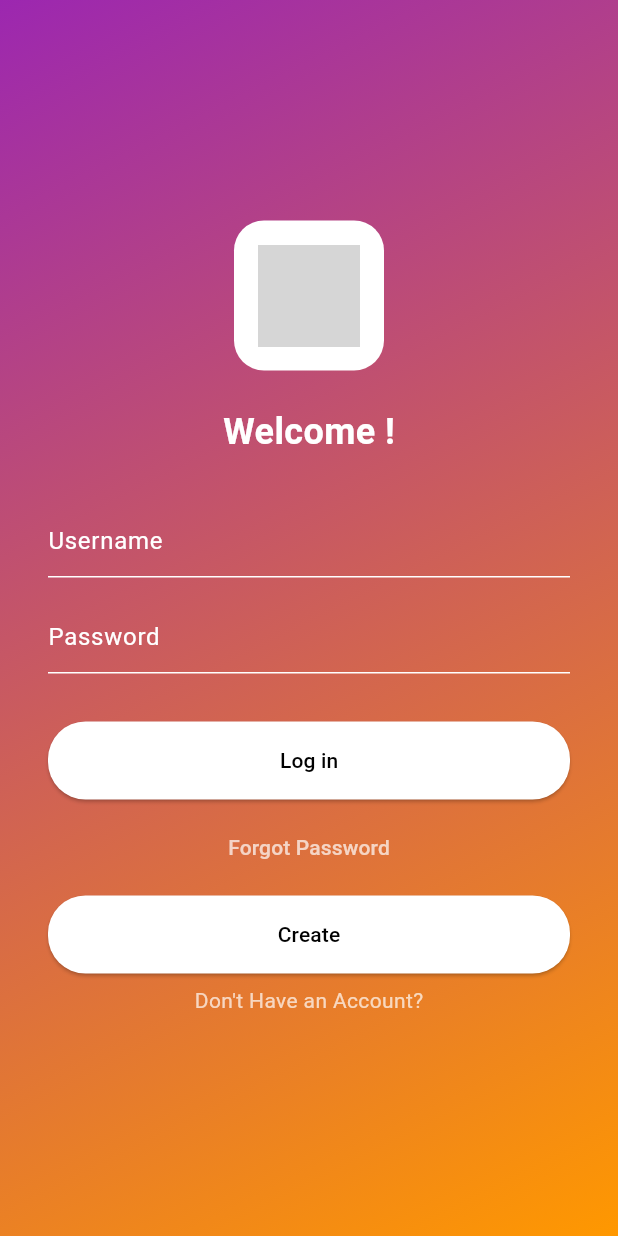
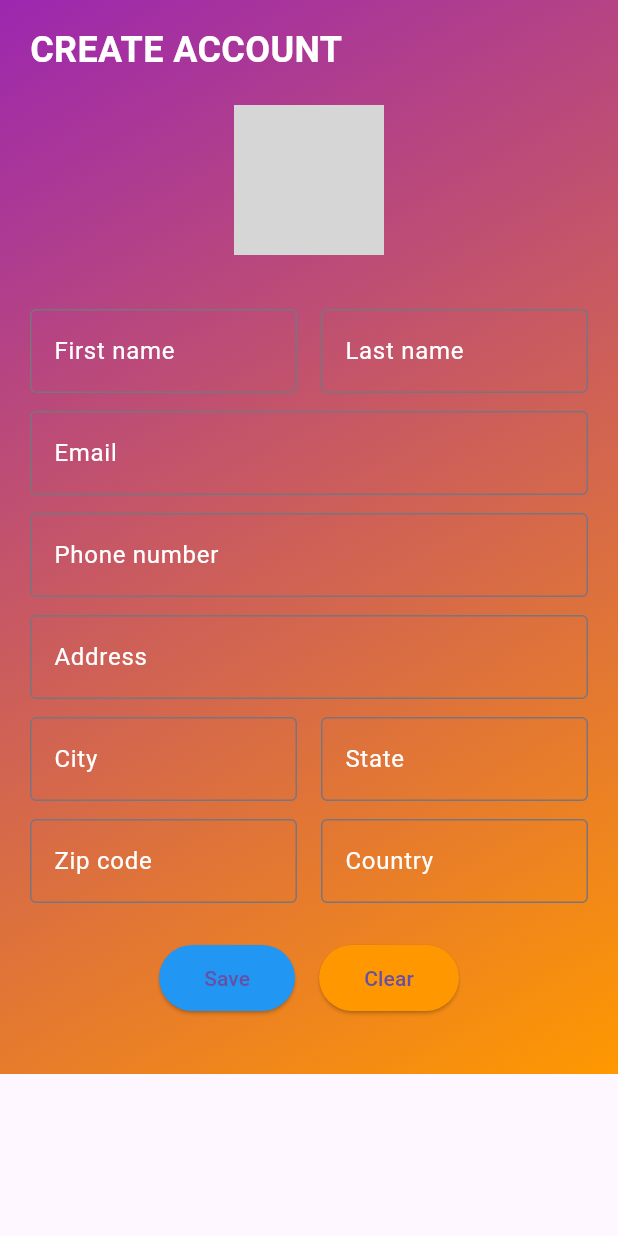
Before and after one commit to KaoriAnimu/Kita-Usaha-Project, a Flutter app: the screen it shows after launch, after a tap on "Create", on a phone screen of 412 x 824 dp. Run offline on Flutter 3.47's test engine with Material 3 defaults, Android fonts, the phone set to English and light mode, and no system bars; grey boxes are pictures that could not be loaded.

Commit message:
Update Create account

```diff
--- /dev/null
+++ b/lib/create_account.dart
@@ -0,0 +1,187 @@
+import 'package:flutter/material.dart';
+
+class CreateAccountPage extends StatefulWidget {
+  const CreateAccountPage({super.key});
+
+  @override
+  State<CreateAccountPage> createState() => _CreateAccountPageState();
+}
+
+class _CreateAccountPageState extends State<CreateAccountPage> {
+  final firstNameController = TextEditingController();
+  final lastNameController = TextEditingController();
+  final emailController = TextEditingController();
+  final phoneController = TextEditingController();
+  final addressController = TextEditingController();
+  final cityController = TextEditingController();
+  final stateController = TextEditingController();
+  final zipController = TextEditingController();
+  final countryController = TextEditingController();
+
+  void clearAllFields() {
+    firstNameController.clear();
+    lastNameController.clear();
+    emailController.clear();
+    phoneController.clear();
+    addressController.clear();
+    cityController.clear();
+    stateController.clear();
+    zipController.clear();
+    countryController.clear();
+  }
+
+  @override
+  Widget build(BuildContext context) {
+    return Scaffold(
+      body: Container(
+        padding: const EdgeInsets.symmetric(horizontal: 20),
+        decoration: const BoxDecoration(
+          gradient: LinearGradient(
+            colors: [Color(0xFF9C27B0), Color(0xFFFF9800)],
+            begin: Alignment.topLeft,
+            end: Alignment.bottomRight,
+          ),
+        ),
+        child: SafeArea(
+          child: SingleChildScrollView(
+            child: Column(
+              children: [
+                const SizedBox(height: 16),
+                const Align(
+                  alignment: Alignment.centerLeft,
+                  child: Text(
+                    'CREATE ACCOUNT',
+                    style: TextStyle(
+                      fontSize: 24,
+                      fontWeight: FontWeight.bold,
+                      color: Colors.white,
+                    ),
+                  ),
+                ),
+                const SizedBox(height: 20),
+                Stack(
+                  alignment: Alignment.bottomRight,
+                  children: const [
+                    CircleAvatar(
+                      radius: 50,
+                      backgroundImage: AssetImage('assets/profile.jpg'),
+                    ),
+                    CircleAvatar(
+                      radius: 16,
+                      backgroundColor: Colors.blue,
+                      child: Icon(Icons.edit, size: 16, color: Colors.white),
+                    )
+                  ],
+                ),
+                const SizedBox(height: 30),
+                Row(
+                  children: [
+                    Expanded(
+                        child: CustomTextField(
+                            label: "First name",
+                            controller: firstNameController)),
+                    const SizedBox(width: 16),
+                    Expanded(
+                        child: CustomTextField(
+                            label: "Last name",
+                            controller: lastNameController)),
+                  ],
+                ),
+                CustomTextField(label: "Email", controller: emailController),
+                CustomTextField(
+                    label: "Phone number", controller: phoneController),
+                CustomTextField(
+                    label: "Address", controller: addressController),
+                Row(
+                  children: [
+                    Expanded(
+                        child: CustomTextField(
+                            label: "City", controller: cityController)),
+                    const SizedBox(width: 16),
+                    Expanded(
+                        child: CustomTextField(
+                            label: "State", controller: stateController)),
+                  ],
+                ),
+                Row(
+                  children: [
+                    Expanded(
+                        child: CustomTextField(
+                            label: "Zip code", controller: zipController)),
+                    const SizedBox(width: 16),
+                    Expanded(
+                        child: CustomTextField(
+                            label: "Country", controller: countryController)),
+                  ],
+                ),
+                const SizedBox(height: 20),
+                Row(
+                  mainAxisAlignment: MainAxisAlignment.center,
+                  children: [
+                    ElevatedButton(
+                      onPressed: () {
+                        Navigator.pushNamed(context, '/login');
+                      },
+                      style: ElevatedButton.styleFrom(
+                        backgroundColor: Colors.blue,
+                        padding: const EdgeInsets.symmetric(
+                            horizontal: 30, vertical: 12),
+                      ),
+                      child: const Text('Save'),
+                    ),
+                    const SizedBox(width: 16),
+                    ElevatedButton(
+                      onPressed: clearAllFields,
+                      style: ElevatedButton.styleFrom(
+                        backgroundColor: Colors.orange,
+                        padding: const EdgeInsets.symmetric(
+                            horizontal: 30, vertical: 12),
+                      ),
+                      child: const Text('Clear'),
+                    ),
+                  ],
+                ),
+                const SizedBox(height: 40),
+              ],
+            ),
+          ),
+        ),
+      ),
+    );
+  }
+}
+
+class CustomTextField extends StatelessWidget {
+  final String label;
+  final TextEditingController controller;
+
+  const CustomTextField({
+    super.key,
+    required this.label,
+    required this.controller,
+  });
+
+  @override
+  Widget build(BuildContext context) {
+    return Padding(
+      padding: const EdgeInsets.symmetric(vertical: 6),
+      child: TextField(
+        controller: controller,
+        decoration: InputDecoration(
+          labelText: label,
+          labelStyle: const TextStyle(color: Colors.white),
+          hintText: 'Type a value',
+          hintStyle: const TextStyle(
+            fontStyle: FontStyle.italic,
+            color: Colors.white70,
+          ),
+          border: const OutlineInputBorder(),
+          focusedBorder: const OutlineInputBorder(
+            borderSide: BorderSide(color: Colors.white),
+          ),
+        ),
+        style: const TextStyle(color: Colors.white),
+      ),
+    );
+  }
+}
--- a/lib/login_page.dart
+++ b/lib/login_page.dart
@@ -89,7 +89,9 @@ class LoginScreen extends StatelessWidget {
                 SizedBox(
                   width: double.infinity,
                   child: ElevatedButton(
-                    onPressed: () {},
+                    onPressed: () {
+                      Navigator.pushNamed(context, '/register');
+                    },
                     style: ElevatedButton.styleFrom(
                       backgroundColor: Colors.white,
                       foregroundColor: Colors.black,
--- a/lib/main.dart
+++ b/lib/main.dart
@@ -1,5 +1,6 @@
 import 'package:flutter/material.dart';
 
+import 'create_account.dart';
 import 'login_page.dart';
 
 void main() {
@@ -14,7 +15,11 @@ class KitaUsahaApp extends StatelessWidget {
     return MaterialApp(
       title: 'KitaUsaha',
       debugShowCheckedModeBanner: false,
-      home: const LoginScreen(),
+      initialRoute: '/login',
+      routes: {
+        '/login': (context) => const LoginScreen(),
+        '/register': (context) => const CreateAccountPage(),
+      },
     );
   }
 }
```
